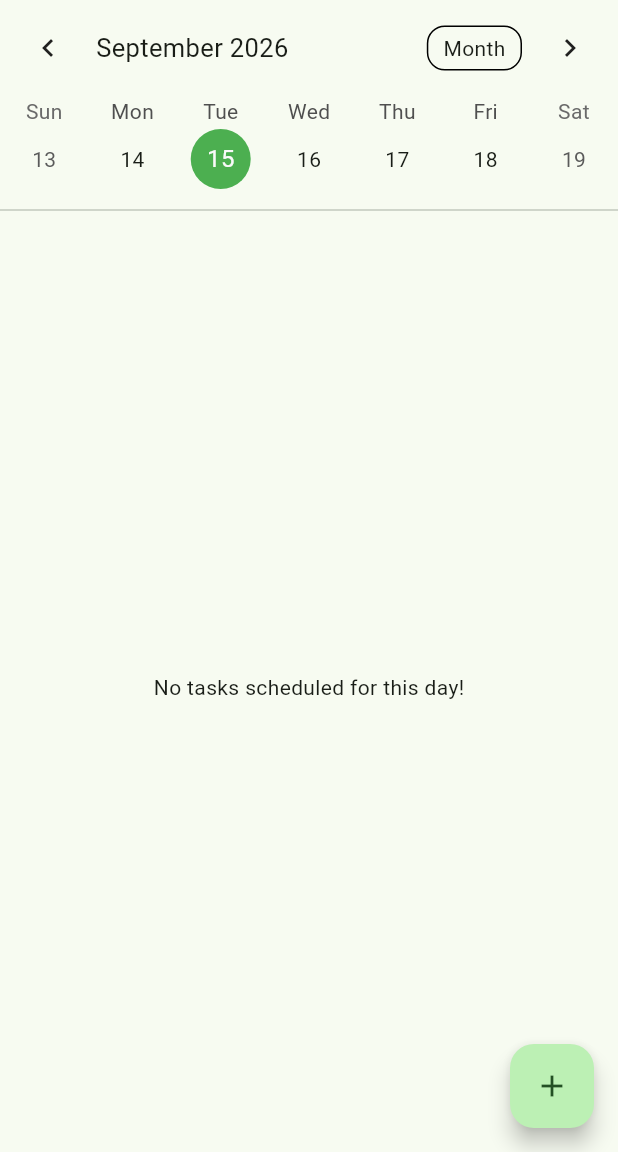
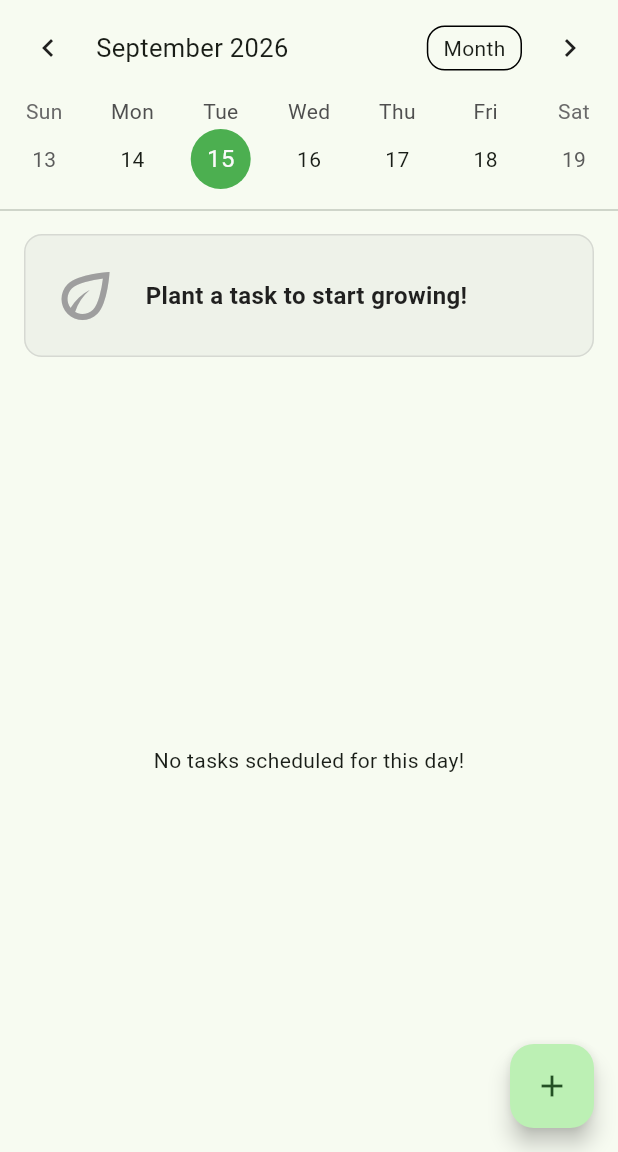
Before and after one commit to Mihlee/TaskTree, a Flutter app: the screen it shows after launch, on a phone screen of 412 x 824 dp, the part 84-1236 px from its top. Run offline on Flutter 3.47's test engine with Material 3 defaults, Android fonts, the phone set to English and light mode, and no system bars; drawn by our look-alikes of table_calendar; our stand-ins replace shared_preferences; statements that could not run were skipped.

Commit message:
Add dynamic Tree Gamification Visualizer

```diff
--- a/tasktree/lib/main.dart
+++ b/tasktree/lib/main.dart
@@ -1,4 +1,7 @@
+import 'dart:convert';
+
 import 'package:flutter/material.dart';
+import 'package:shared_preferences/shared_preferences.dart';
 import 'package:table_calendar/table_calendar.dart';
 
 void main() {
@@ -27,11 +30,19 @@ class Task {
   bool isCompleted;
   DateTime date;
 
-  Task({
-    required this.title,
-    this.isCompleted = false,
-    required this.date,
-  });
+  Task({required this.title, this.isCompleted = false, required this.date});
+
+  Map<String, dynamic> toJson() => {
+    'title': title,
+    'isCompleted': isCompleted,
+    'date': date.toIso8601String(),
+  };
+
+  factory Task.fromJson(Map<String, dynamic> json) => Task(
+    title: json['title'],
+    isCompleted: json['isCompleted'],
+    date: DateTime.parse(json['date']),
+  );
 }
 
 class TaskListScreen extends StatefulWidget {
@@ -49,12 +60,102 @@ class _TaskListScreenState extends State<TaskListScreen> {
   final Map<String, List<Task>> _tasksByDate = {};
   final TextEditingController _taskController = TextEditingController();
 
+  @override
+  void initState() {
+    super.initState();
+    _loadTasks();
+  }
+
   String _dateKey(DateTime date) {
     return "${date.year}-${date.month.toString().padLeft(2, '0')}-${date.day.toString().padLeft(2, '0')}";
   }
 
+  Future<void> _loadTasks() async {
+    final prefs = await SharedPreferences.getInstance();
+    final String? tasksJson = prefs.getString('tasktree_tasks');
+    if (tasksJson != null) {
+      final Map<String, dynamic> decoded = jsonDecode(tasksJson);
+      setState(() {
+        _tasksByDate.clear();
+        decoded.forEach((key, value) {
+          final List<dynamic> list = value;
+          _tasksByDate[key] = list.map((item) => Task.fromJson(item)).toList();
+        });
+      });
+    }
+  }
+
+  Future<void> _saveTasks() async {
+    final prefs = await SharedPreferences.getInstance();
+    final Map<String, dynamic> printableMap = {};
+    _tasksByDate.forEach((key, value) {
+      printableMap[key] = value.map((task) => task.toJson()).toList();
+    });
+    await prefs.setString('tasktree_tasks', jsonEncode(printableMap));
+  }
+
   List<Task> _getTasksForDay(DateTime day) {
     return _tasksByDate[_dateKey(day)] ?? [];
+  }
+
+  // --- NEW MATH FUNCTION ---
+  double _calculateProgress(List<Task> dailyTasks) {
+    if (dailyTasks.isEmpty) return 0.0;
+    int completed = dailyTasks.where((task) => task.isCompleted).length;
+    return completed / dailyTasks.length;
+  }
+
+  // --- NEW VISUALIZER WIDGET ---
+  Widget _buildTreeVisualizer(List<Task> dailyTasks) {
+    final progress = _calculateProgress(dailyTasks);
+
+    IconData treeIcon;
+    Color treeColor;
+    String statusText;
+
+    if (dailyTasks.isEmpty) {
+      treeIcon = Icons.eco_outlined;
+      treeColor = Colors.grey;
+      statusText = "Plant a task to start growing!";
+    } else if (progress == 0) {
+      treeIcon = Icons.yard_outlined;
+      treeColor = Colors.brown.shade400;
+      statusText = "Seeds planted. Get to work!";
+    } else if (progress < 1.0) {
+      treeIcon = Icons.nature;
+      treeColor = Colors.lightGreen;
+      statusText = "Your tree is growing! ${(progress * 100).toInt()}%";
+    } else {
+      treeIcon = Icons.park;
+      treeColor = Colors.green;
+      statusText = "Magnificent! All tasks completed.";
+    }
+
+    return Container(
+      padding: const EdgeInsets.all(16),
+      margin: const EdgeInsets.symmetric(horizontal: 16, vertical: 8),
+      decoration: BoxDecoration(
+        color: treeColor.withOpacity(0.1),
+        borderRadius: BorderRadius.circular(12),
+        border: Border.all(color: treeColor.withOpacity(0.3)),
+      ),
+      child: Row(
+        children: [
+          Icon(treeIcon, size: 48, color: treeColor),
+          const SizedBox(width: 16),
+          Expanded(
+            child: Text(
+              statusText,
+              style: TextStyle(
+                fontSize: 16,
+                fontWeight: FontWeight.w600,
+                color: Colors.black87,
+              ),
+            ),
+          ),
+        ],
+      ),
+    );
   }
 
   void _addTask(String title) {
@@ -74,6 +175,7 @@ class _TaskListScreenState extends State<TaskListScreen> {
       }
     });
 
+    _saveTasks();
     _taskController.clear();
     Navigator.pop(context);
   }
@@ -82,11 +184,15 @@ class _TaskListScreenState extends State<TaskListScreen> {
     showDialog(
       context: context,
       builder: (context) => AlertDialog(
-        title: Text('Add Task for ${_selectedDay.day}/${_selectedDay.month}/${_selectedDay.year}'),
+        title: Text(
+          'Add Task for ${_selectedDay.day}/${_selectedDay.month}/${_selectedDay.year}',
+        ),
         content: TextField(
           controller: _taskController,
           autofocus: true,
-          decoration: const InputDecoration(hintText: 'Enter task description...'),
+          decoration: const InputDecoration(
+            hintText: 'Enter task description...',
+          ),
           onSubmitted: (value) => _addTask(value),
         ),
         actions: [
@@ -109,7 +215,10 @@ class _TaskListScreenState extends State<TaskListScreen> {
 
     return Scaffold(
       appBar: AppBar(
-        title: const Text('TaskTree', style: TextStyle(fontWeight: FontWeight.bold)),
+        title: const Text(
+          'TaskTree',
+          style: TextStyle(fontWeight: FontWeight.bold),
+        ),
         centerTitle: true,
         backgroundColor: Theme.of(context).colorScheme.inversePrimary,
       ),
@@ -159,6 +268,10 @@ class _TaskListScreenState extends State<TaskListScreen> {
                 ),
               ),
               const Divider(),
+
+              // --- VISUALIZER ADDED HERE ---
+              _buildTreeVisualizer(currentTasks),
+
               Expanded(
                 child: currentTasks.isEmpty
                     ? const Center(
@@ -169,7 +282,10 @@ class _TaskListScreenState extends State<TaskListScreen> {
                         itemBuilder: (context, index) {
                           final task = currentTasks[index];
                           return Card(
-                            margin: const EdgeInsets.symmetric(horizontal: 16, vertical: 4),
+                            margin: const EdgeInsets.symmetric(
+                              horizontal: 16,
+                              vertical: 4,
+                            ),
                             child: ListTile(
                               leading: Checkbox(
                                 value: task.isCompleted,
@@ -177,6 +293,7 @@ class _TaskListScreenState extends State<TaskListScreen> {
                                   setState(() {
                                     task.isCompleted = value ?? false;
                                   });
+                                  _saveTasks();
                                 },
                               ),
                               title: Text(
@@ -188,11 +305,15 @@ class _TaskListScreenState extends State<TaskListScreen> {
                                 ),
                               ),
                               trailing: IconButton(
-                                icon: const Icon(Icons.delete_outline, color: Colors.red),
+                                icon: const Icon(
+                                  Icons.delete_outline,
+                                  color: Colors.red,
+                                ),
                                 onPressed: () {
                                   setState(() {
                                     currentTasks.removeAt(index);
                                   });
+                                  _saveTasks();
                                 },
                               ),
                             ),
```
